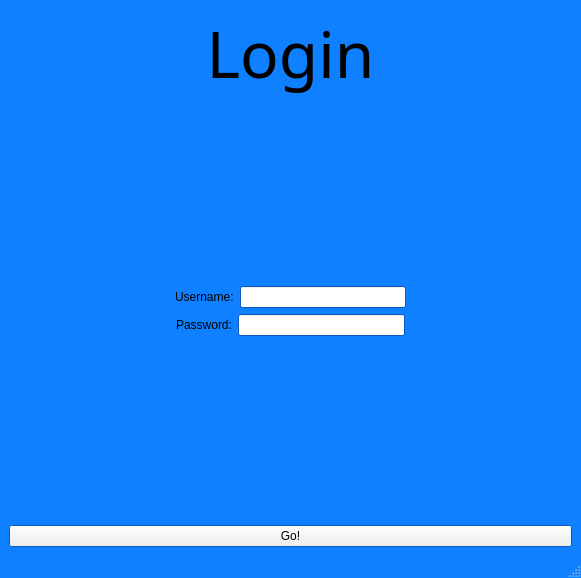
Qt form LoginScreen.ui (absurdtales/IA2-Hunter-Barrett) before a commit.
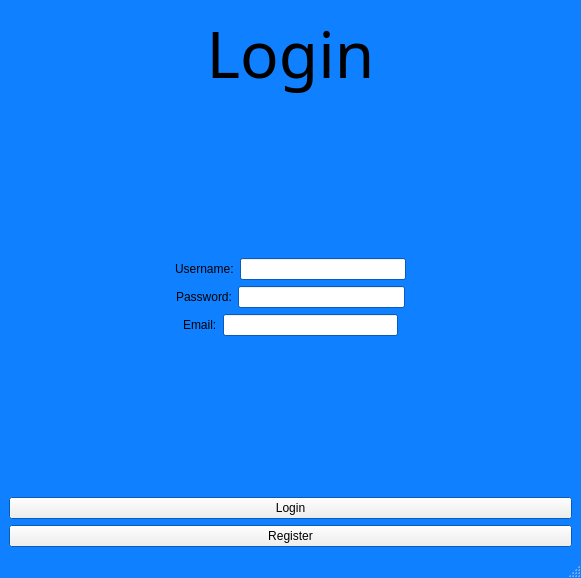
The same form after that commit.

```diff
--- a/LoginScreen.ui
+++ b/LoginScreen.ui
@@ -202,6 +202,46 @@
         </item>
        </layout>
       </item>
+      <item>
+       <layout class="QHBoxLayout" name="horizontalLayout_5">
+        <item>
+         <spacer name="horizontalSpacer_5">
+          <property name="orientation">
+           <enum>Qt::Horizontal</enum>
+          </property>
+          <property name="sizeHint" stdset="0">
+           <size>
+            <width>40</width>
+            <height>20</height>
+           </size>
+          </property>
+         </spacer>
+        </item>
+        <item>
+         <widget class="QLabel" name="label_4">
+          <property name="text">
+           <string>Email:</string>
+          </property>
+         </widget>
+        </item>
+        <item>
+         <widget class="QLineEdit" name="lineEdit"/>
+        </item>
+        <item>
+         <spacer name="horizontalSpacer_6">
+          <property name="orientation">
+           <enum>Qt::Horizontal</enum>
+          </property>
+          <property name="sizeHint" stdset="0">
+           <size>
+            <width>40</width>
+            <height>20</height>
+           </size>
+          </property>
+         </spacer>
+        </item>
+       </layout>
+      </item>
       <item>
        <spacer name="verticalSpacer_2">
         <property name="orientation">
@@ -218,7 +258,14 @@
       <item>
        <widget class="QPushButton" name="go_btn">
         <property name="text">
-         <string>Go!</string>
+         <string>Login</string>
+        </property>
+       </widget>
+      </item>
+      <item>
+       <widget class="QPushButton" name="register_btn">
+        <property name="text">
+         <string>Register</string>
         </property>
        </widget>
       </item>
```
Left out of the diff: 2 changed lines with no effect on the pictures.
